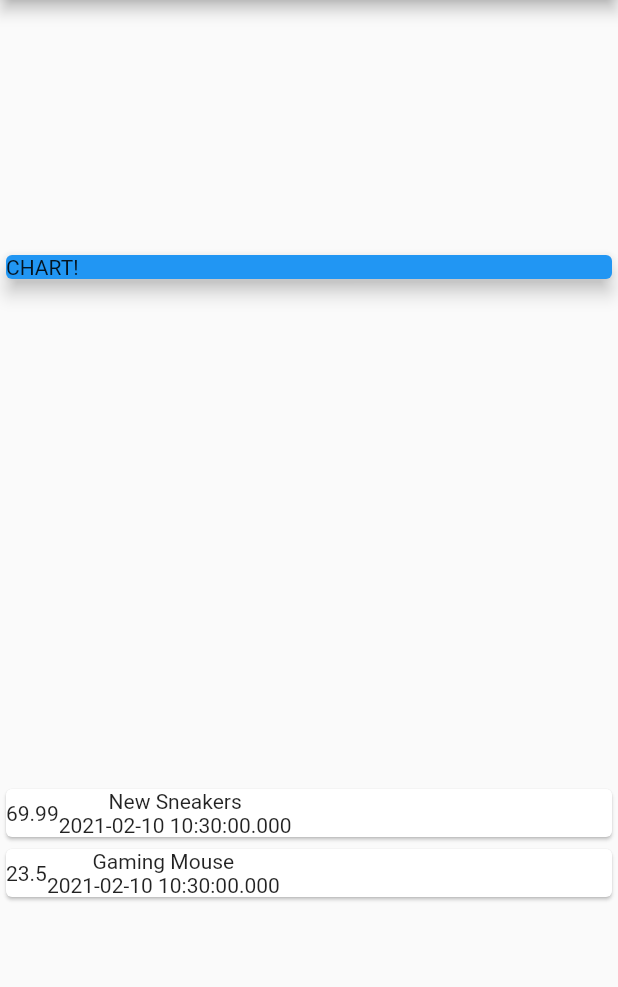
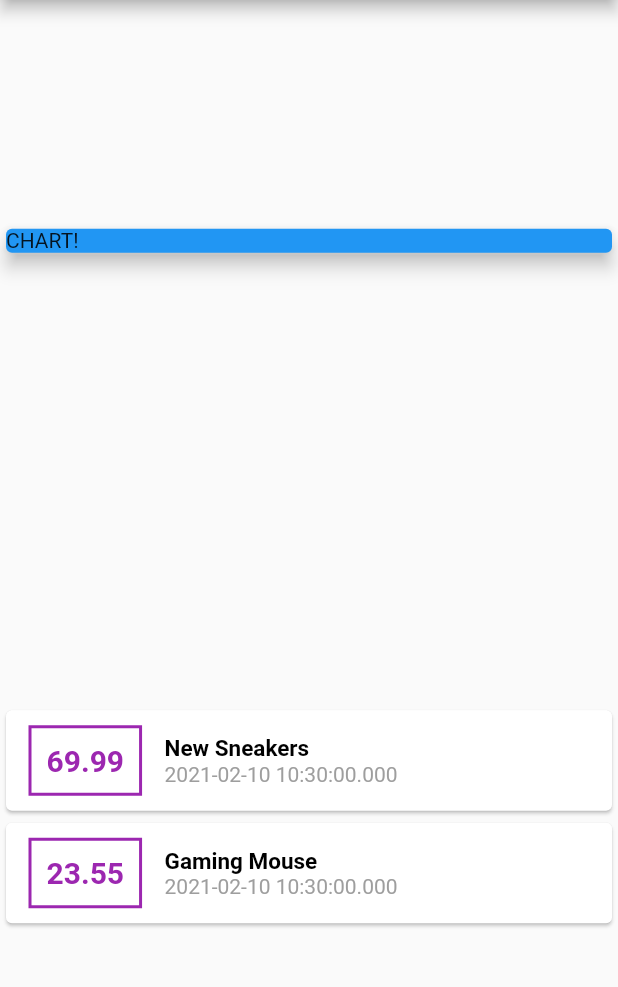
Before and after one commit to ShemBrooklyne/Expense-Tracker-App, a Flutter app: the screen it shows after launch, on a phone screen of 412 x 824 dp, the part 84-1071 px from its top. Run offline on Flutter 3.47's test engine with Material 2 defaults, Android fonts, the phone set to English and light mode, and no system bars.

Commit message:
make use of main building blocks

```diff
--- a/lib/main.dart
+++ b/lib/main.dart
@@ -24,7 +24,7 @@ class MyHomePage extends StatelessWidget {
     Transaction(
       id: 't2',
       title: 'Gaming Mouse',
-      amount: 23.50,
+      amount: 23.55,
       date: DateTime.now(),
     ),
   ];
@@ -49,12 +49,43 @@ class MyHomePage extends StatelessWidget {
           Column(children: transactions.map((tx) {
             return Card(
               child: Row(children: <Widget>[
-                Container(child: Text(tx.amount.toString(),
+                Container(
+                  margin: EdgeInsets.symmetric(
+                    vertical: 10,
+                    horizontal: 15,
+                    ),
+                    decoration: BoxDecoration(
+                      border: Border.all(
+                        color: Colors.purple,
+                        width: 2,
+                        ),
+                    ),
+                    padding: EdgeInsets.all(10),
+                  child: Text(
+                    tx.amount.toString(),
+                  style: TextStyle(
+                    fontWeight: FontWeight.bold,
+                    fontSize: 20,
+                    color: Colors.purple,
+                    ),
                 ),
                 ),
-                Column(children: <Widget>[
-                  Text(tx.title),
-                  Text(tx.date.toString(),
+                Column(
+                  crossAxisAlignment: CrossAxisAlignment.start,
+                  children: <Widget>[
+                  Text(
+                    tx.title,
+                    style: TextStyle(
+                      fontWeight: FontWeight.bold,
+                      fontSize: 15,
+                      color:  Colors.black,
+                      ),
+                    ),
+                  Text(
+                    tx.date.toString(),
+                    style: TextStyle(
+                      color: Colors.grey,
+                    ),
                   ),
                 ],
                 ),
```
